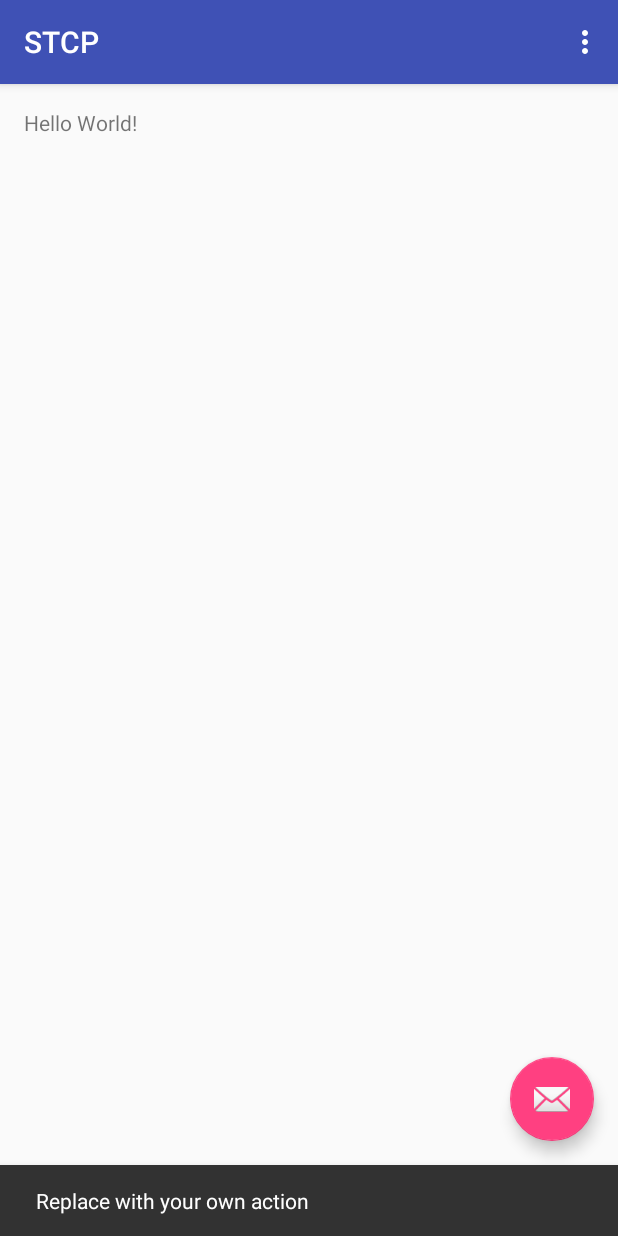
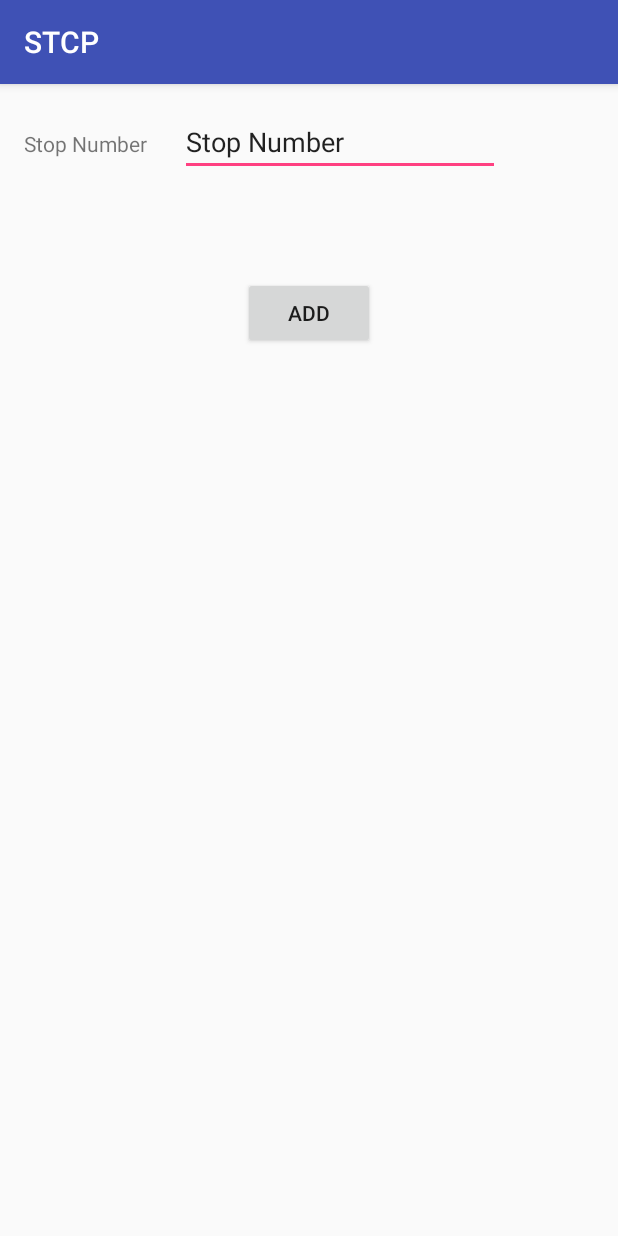
Before and after one commit to diogoteix/STCP_Android, an Android app: the screen it shows after launch (StopsList before the commit, AddStopActivity after it), after a tap on an icon or button, on a phone screen of 412 x 824 dp. Run offline under Robolectric (Android 15) with nearby library versions, the phone set to English and light mode, and no system bars; our stand-ins replace Volley; network calls fail; 5 statements that could not run were skipped; 1 other tap on this screen came first.

Commit message:
button api test

```diff
--- a/STCP/app/build.gradle
+++ b/STCP/app/build.gradle
@@ -27,4 +27,6 @@ dependencies {
     compile 'com.android.support:appcompat-v7:24.2.1'
     compile 'com.android.support:design:24.2.1'
     testCompile 'junit:junit:4.12'
+    compile 'com.google.android.gms:play-services-appindexing:8.4.0'
+    compile 'com.android.volley:volley:1.0.0'
 }
--- /dev/null
+++ b/STCP/app/src/main/java/com/teixeira/diogo/stcp/AddStopActivity.java
@@ -0,0 +1,26 @@
+package com.teixeira.diogo.stcp;
+
+import android.content.Intent;
+import android.support.v7.app.AppCompatActivity;
+import android.os.Bundle;
+import android.view.View;
+import android.widget.EditText;
+
+public class AddStopActivity extends AppCompatActivity {
+
+    @Override
+    protected void onCreate(Bundle savedInstanceState) {
+        super.onCreate(savedInstanceState);
+        setContentView(R.layout.activity_add_stop);
+    }
+
+    public void addStop(View view) {
+        EditText editText = (EditText) findViewById(R.id.stopNumber);
+        String stopNumber = editText.getText().toString();
+
+        StopsList.IdStops.add(stopNumber);
+
+        Intent intent = new Intent(this, StopsList.class);
+        startActivity(intent);
+    }
+}
--- a/STCP/app/src/main/java/com/teixeira/diogo/stcp/StopsList.java
+++ b/STCP/app/src/main/java/com/teixeira/diogo/stcp/StopsList.java
@@ -1,5 +1,7 @@
 package com.teixeira.diogo.stcp;
 
+import android.content.Intent;
+import android.net.Uri;
 import android.os.Bundle;
 import android.support.design.widget.FloatingActionButton;
 import android.support.design.widget.Snackbar;
@@ -8,8 +10,40 @@ import android.support.v7.widget.Toolbar;
 import android.view.View;
 import android.view.Menu;
 import android.view.MenuItem;
+import android.widget.TextView;
+
+import com.android.volley.Request;
+import com.android.volley.RequestQueue;
+import com.android.volley.Response;
+import com.android.volley.VolleyError;
+import com.android.volley.toolbox.StringRequest;
+import com.android.volley.toolbox.Volley;
+import com.google.android.gms.appindexing.Action;
+import com.google.android.gms.appindexing.AppIndex;
+import com.google.android.gms.appindexing.Thing;
+import com.google.android.gms.common.api.GoogleApiClient;
+
+import java.io.BufferedReader;
+import java.io.IOException;
+import java.io.InputStreamReader;
+import java.net.HttpURLConnection;
+import java.net.MalformedURLException;
+import java.net.URL;
+import java.util.ArrayList;
+import java.util.List;
+import java.util.logging.Level;
+import java.util.logging.Logger;
 
 public class StopsList extends AppCompatActivity {
+
+    public static List<String> IdStops = new ArrayList<String>();
+
+    TextView stops;
+    /**
+     * ATTENTION: This was auto-generated to implement the App Indexing API.
+     * See https://g.co/AppIndexing/AndroidStudio for more information.
+     */
+    private GoogleApiClient client;
 
     @Override
     protected void onCreate(Bundle savedInstanceState) {
@@ -18,14 +52,16 @@ public class StopsList extends AppCompatActivity {
         Toolbar toolbar = (Toolbar) findViewById(R.id.toolbar);
         setSupportActionBar(toolbar);
 
-        FloatingActionButton fab = (FloatingActionButton) findViewById(R.id.fab);
-        fab.setOnClickListener(new View.OnClickListener() {
-            @Override
-            public void onClick(View view) {
-                Snackbar.make(view, "Replace with your own action", Snackbar.LENGTH_LONG)
-                        .setAction("Action", null).show();
-            }
-        });
+        TextView stops = (TextView) findViewById(R.id.stopsList);
+        for (int i = 0; i < IdStops.size(); i++) {
+            stops.append(IdStops.get(i));
+            stops.append("\n");
+        }
+
+
+        // ATTENTION: This was auto-generated to implement the App Indexing API.
+        // See https://g.co/AppIndexing/AndroidStudio for more information.
+        client = new GoogleApiClient.Builder(this).addApi(AppIndex.API).build();
     }
 
     @Override
@@ -49,4 +85,72 @@ public class StopsList extends AppCompatActivity {
 
         return super.onOptionsItemSelected(item);
     }
+
+    public void addStopView(View view) {
+        Intent intent = new Intent(this, AddStopActivity.class);
+        startActivity(intent);
+    }
+
+    /**
+     * ATTENTION: This was auto-generated to implement the App Indexing API.
+     * See https://g.co/AppIndexing/AndroidStudio for more information.
+     */
+    public Action getIndexApiAction() {
+        Thing object = new Thing.Builder()
+                .setName("StopsList Page") // TODO: Define a title for the content shown.
+                // TODO: Make sure this auto-generated URL is correct.
+                .setUrl(Uri.parse("http://[ENTER-YOUR-URL-HERE]"))
+                .build();
+        return new Action.Builder(Action.TYPE_VIEW)
+                .setObject(object)
+                .setActionStatus(Action.STATUS_TYPE_COMPLETED)
+                .build();
+    }
+
+    @Override
+    public void onStart() {
+        super.onStart();
+
+        // ATTENTION: This was auto-generated to implement the App Indexing API.
+        // See https://g.co/AppIndexing/AndroidStudio for more information.
+        client.connect();
+        AppIndex.AppIndexApi.start(client, getIndexApiAction());
+    }
+
+    @Override
+    public void onStop() {
+        super.onStop();
+
+        // ATTENTION: This was auto-generated to implement the App Indexing API.
+        // See https://g.co/AppIndexing/AndroidStudio for more information.
+        AppIndex.AppIndexApi.end(client, getIndexApiAction());
+        client.disconnect();
+    }
+
+
+
+    public void getStops(View view) {
+
+                stops = (TextView) findViewById(R.id.stopsList);
+                //stops.append(getJSON("http://api.ost.pt/stops/?name=metro&agency=22&withroutes=true&key=KlFZynGEwtziLMJGXTeiPnRtIbhRqsfwFblZpRwm", 10000));
+
+                RequestQueue queue = Volley.newRequestQueue(this);
+                StringRequest stringRequest = new StringRequest(Request.Method.GET, "http://api.ost.pt/stops/?name=metro&agency=22&withroutes=true",
+                        new Response.Listener<String>() {
+                            @Override
+                            public void onResponse(String response) {
+                                stops.setText("Response is: " + response);
+                            }
+                        }, new Response.ErrorListener() {
+                    @Override
+                    public void onErrorResponse(VolleyError error) {
+                        stops.setText("That didn't work!");
+                    }
+                });
+                // Add the req
+                queue.add(stringRequest);
+
+
+
+    }
 }
--- /dev/null
+++ b/STCP/app/src/main/res/layout/activity_add_stop.xml
@@ -0,0 +1,42 @@
+<?xml version="1.0" encoding="utf-8"?>
+<RelativeLayout xmlns:android="http://schemas.android.com/apk/res/android"
+    xmlns:tools="http://schemas.android.com/tools"
+    android:id="@+id/activity_add_stop"
+    android:layout_width="match_parent"
+    android:layout_height="match_parent"
+    android:paddingBottom="@dimen/activity_vertical_margin"
+    android:paddingLeft="@dimen/activity_horizontal_margin"
+    android:paddingRight="@dimen/activity_horizontal_margin"
+    android:paddingTop="@dimen/activity_vertical_margin"
+    tools:context="com.teixeira.diogo.stcp.AddStopActivity">
+
+    <EditText
+        android:layout_width="wrap_content"
+        android:layout_height="wrap_content"
+        android:inputType="text"
+        android:text="Stop Number"
+        android:ems="10"
+        android:id="@+id/stopNumber"
+        android:layout_alignParentTop="true"
+        android:layout_toEndOf="@+id/textView"
+        android:layout_marginStart="22dp" />
+
+    <TextView
+        android:text="Stop Number"
+        android:layout_width="wrap_content"
+        android:layout_height="wrap_content"
+        android:id="@+id/textView"
+        android:layout_alignBaseline="@+id/stopNumber"
+        android:layout_alignBottom="@+id/stopNumber"
+        android:layout_alignParentStart="true" />
+
+    <Button
+        android:text="Add"
+        android:layout_width="wrap_content"
+        android:layout_height="wrap_content"
+        android:layout_below="@+id/stopNumber"
+        android:layout_centerHorizontal="true"
+        android:layout_marginTop="67dp"
+        android:onClick="addStop"
+        android:id="@+id/addButton" />
+</RelativeLayout>
--- a/STCP/app/src/main/res/layout/activity_stops_list.xml
+++ b/STCP/app/src/main/res/layout/activity_stops_list.xml
@@ -29,6 +29,7 @@
         android:layout_height="wrap_content"
         android:layout_gravity="bottom|end"
         android:layout_margin="@dimen/fab_margin"
+        android:onClick="addStopView"
         app:srcCompat="@android:drawable/ic_dialog_email" />
 
 </android.support.design.widget.CoordinatorLayout>
--- a/STCP/app/src/main/res/values/strings.xml
+++ b/STCP/app/src/main/res/values/strings.xml
@@ -1,4 +1,6 @@
 <resources>
     <string name="app_name">STCP</string>
     <string name="action_settings">Settings</string>
+
+    <string name="app_key">KlFZynGEwtziLMJGXTeiPnRtIbhRqsfwFblZpRwm</string>
 </resources>
--- a/STCP/build.gradle
+++ b/STCP/build.gradle
@@ -6,6 +6,8 @@ buildscript {
     }
     dependencies {
         classpath 'com.android.tools.build:gradle:2.2.2'
+
+
 
         // NOTE: Do not place your application dependencies here; they belong
         // in the individual module build.gradle files
```
Also changed, not shown: STCP/app/src/main/AndroidManifest.xml (+11 -0 lines), STCP/app/src/main/java/com/teixeira/diogo/stcp/dto/RouteDto.java (added, +10 -0 lines), STCP/app/src/main/java/com/teixeira/diogo/stcp/dto/StopDto.java (added, +13 -0 lines), STCP/app/src/main/res/layout/content_stops_list.xml (+12 -1 lines).
